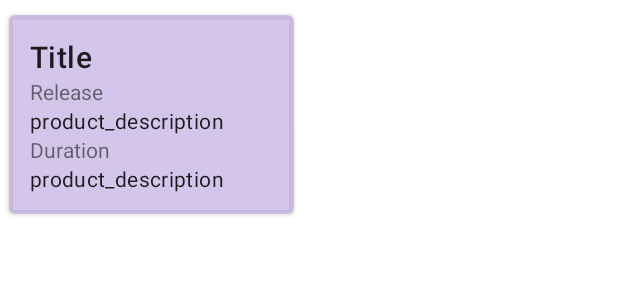
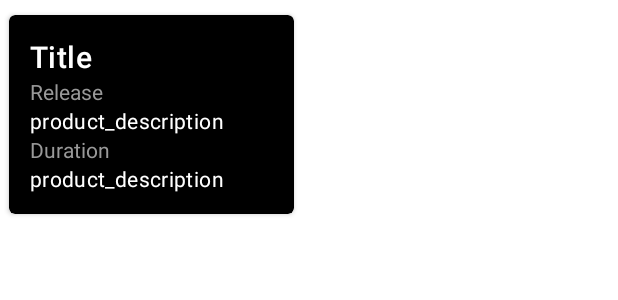
Before and after one commit to chikai110/6002CEM, an Android app: the layout item_card_view.xml on its own in the app's theme, with its tools: preview values and no code run, on a phone screen of 412 x 824 dp. Shown: the top 300 px of the screen. Run offline under Robolectric (Android 15) with nearby library versions, the phone set to English and light mode, and no system bars.

Commit message:
Updated item card UI

```diff
--- a/app/src/main/res/layout/item_card_view.xml
+++ b/app/src/main/res/layout/item_card_view.xml
@@ -1,14 +1,13 @@
 <?xml version="1.0" encoding="utf-8"?>
-<com.google.android.material.card.MaterialCardView
-    xmlns:android="http://schemas.android.com/apk/res/android"
+<com.google.android.material.card.MaterialCardView xmlns:android="http://schemas.android.com/apk/res/android"
+    xmlns:app="http://schemas.android.com/apk/res-auto"
     android:layout_width="wrap_content"
     android:layout_height="wrap_content"
-    xmlns:app="http://schemas.android.com/apk/res-auto"
-    app:cardBackgroundColor="#B1C1AEE1"
+    android:layout_marginStart="6dp"
+    android:layout_marginTop="10dp"
+    android:layout_marginEnd="6dp"
+    app:cardBackgroundColor="@color/black"
     app:cardElevation="2dp"
-    android:layout_marginTop="10dp"
-    android:layout_marginStart="6dp"
-    android:layout_marginEnd="6dp"
     app:cardPreventCornerOverlap="true">
 
     <LinearLayout
@@ -21,7 +20,7 @@
             android:layout_width="190dp"
             android:layout_height="wrap_content"
             android:adjustViewBounds="true"
-            android:scaleType="centerCrop"/>
+            android:scaleType="centerCrop" />
 
         <LinearLayout
             android:layout_width="match_parent"
@@ -34,33 +33,38 @@
                 android:layout_width="match_parent"
                 android:layout_height="wrap_content"
                 android:text="Title"
-                android:textAppearance="?attr/textAppearanceHeadline6"/>
+                android:textAppearance="?attr/textAppearanceHeadline6"
+                android:textColor="@color/white" />
 
             <TextView
                 android:id="@+id/label_item_release"
                 android:layout_width="match_parent"
                 android:layout_height="wrap_content"
-                android:text="Release" />
+                android:text="Release"
+                android:textColor="@color/gray" />
 
             <TextView
                 android:id="@+id/item_release"
                 android:layout_width="match_parent"
                 android:layout_height="wrap_content"
                 android:text="product_description"
-                android:textAppearance="?attr/textAppearanceBody2" />
+                android:textAppearance="?attr/textAppearanceBody2"
+                android:textColor="@color/white" />
 
             <TextView
                 android:id="@+id/label_item_duration"
                 android:layout_width="match_parent"
                 android:layout_height="wrap_content"
-                android:text="Duration" />
+                android:text="Duration"
+                android:textColor="@color/gray" />
 
             <TextView
                 android:id="@+id/item_duration"
                 android:layout_width="match_parent"
                 android:layout_height="wrap_content"
                 android:text="product_description"
-                android:textAppearance="?attr/textAppearanceBody2"/>
+                android:textAppearance="?attr/textAppearanceBody2"
+                android:textColor="@color/white" />
 
 
         </LinearLayout>
--- a/app/src/main/res/values/themes.xml
+++ b/app/src/main/res/values/themes.xml
@@ -2,7 +2,7 @@
     <!-- Base application theme. -->
     <style name="Theme.6002CEM" parent="Theme.MaterialComponents.DayNight.DarkActionBar">
         <!-- Primary brand color. -->
-        <item name="colorPrimary">@color/purple_500</item>
+        <item name="colorPrimary">@color/black</item>
         <item name="colorPrimaryVariant">@color/purple_700</item>
         <item name="colorOnPrimary">@color/white</item>
         <!-- Secondary brand color. -->
```
Also changed, not shown: app/src/main/res/layout/activity_main.xml (+6 -5 lines), app/src/main/res/layout/fragment_navigation.xml (deleted, +0 -14 lines), app/src/main/res/values/strings.xml (+2 -5 lines), 2 other files.
